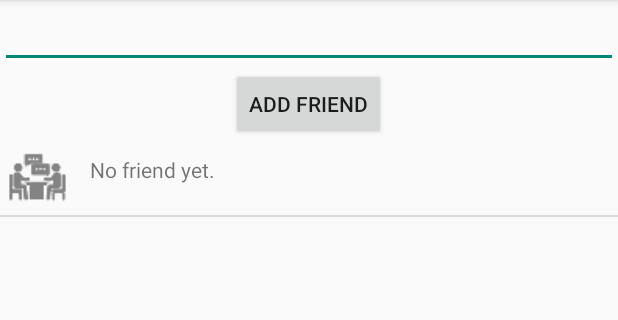
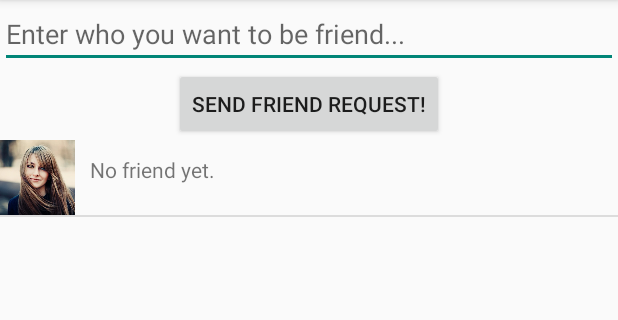
Before and after one commit to Dongee-W/SocialCalendar, an Android app: the fragment FriendPageFrag shown on its own in the app's theme, on a phone screen of 412 x 824 dp, the part 84-404 px from its top. Run offline under Robolectric (Android 15) with nearby library versions, the phone set to English and light mode, and no system bars.

Commit message:
Friend request OK.

```diff
--- a/app/src/main/res/layout/friend_page_layout.xml
+++ b/app/src/main/res/layout/friend_page_layout.xml
@@ -3,19 +3,20 @@
 <LinearLayout xmlns:android="http://schemas.android.com/apk/res/android"
               android:orientation="vertical" android:layout_width="match_parent"
               android:layout_height="match_parent">
-
     <EditText
         android:layout_width="match_parent"
         android:layout_height="wrap_content"
         android:id="@+id/friendID"
-        android:layout_gravity="center_horizontal" />
+        android:layout_gravity="center_horizontal"
+        android:hint="Enter who you want to be friend..."/>
 
     <Button
         android:layout_width="wrap_content"
         android:layout_height="wrap_content"
-        android:text="Add friend"
+        android:text="@string/send_friend_request"
         android:id="@+id/addFriend"
-        android:layout_gravity="center_horizontal" />
+        android:layout_gravity="center_horizontal"
+            />
 
     <ListView
         android:id="@+id/listview_friend"
--- /dev/null
+++ b/app/src/main/res/layout/list_item_friend.xml
@@ -0,0 +1,30 @@
+<?xml version="1.0" encoding="utf-8"?>
+<LinearLayout xmlns:android="http://schemas.android.com/apk/res/android"
+        android:layout_width="fill_parent"
+        android:layout_height="wrap_content"
+        android:orientation="horizontal">
+    <ImageView
+            android:id="@+id/image"
+            android:layout_width="50dip"
+            android:layout_height="50dip" android:src="@drawable/pi1" android:scaleType="centerCrop"
+            android:paddingLeft="5dp"/>
+    <LinearLayout
+            android:layout_width="match_parent"
+            android:layout_height="match_parent"
+            android:orientation="vertical"
+            android:paddingTop="10dp"
+            android:paddingLeft="10dp">
+        <TextView xmlns:android="http://schemas.android.com/apk/res/android"
+                  android:layout_width="wrap_content"
+                  android:layout_height="wrap_content" android:gravity="center_vertical"
+                  android:id="@+id/list_item_friend_main"/>
+        <TextView xmlns:android="http://schemas.android.com/apk/res/android"
+                  android:layout_width="wrap_content"
+                  android:layout_height="wrap_content" android:gravity="center_vertical"
+                  android:id="@+id/list_item_friend_subtitle"
+                  android:textSize="10dp"/>
+    </LinearLayout>
+
+
+
+</LinearLayout>
--- a/app/src/main/res/layout/main_page_layout.xml
+++ b/app/src/main/res/layout/main_page_layout.xml
@@ -2,7 +2,8 @@
 <!-- This is the fragment  to be displayed for a section associated with a tab -->
 <ScrollView xmlns:android="http://schemas.android.com/apk/res/android"
             android:layout_width="fill_parent"
-            android:layout_height="wrap_content" >
+            android:layout_height="wrap_content"
+            android:id="@+id/main_page_scrollview">
     <LinearLayout
 
             android:layout_width="fill_parent"
@@ -13,7 +14,7 @@
                 android:layout_width="match_parent"
                 android:layout_height="wrap_content"
                 xmlns:app="http://schemas.android.com/apk/res-auto"
-                android:paddingBottom="@dimen/abc_button_padding_horizontal_material"/>
+                android:focusableInTouchMode="true"/>
 
         <TextView
                 android:layout_width="wrap_content"
--- a/app/src/main/res/values/strings.xml
+++ b/app/src/main/res/values/strings.xml
@@ -6,5 +6,6 @@
     <string name="daily_detail">Daily Details</string>
     <string name="title_activity_login_register">LoginRegister</string>
     <string name="title_activity_event_form">EventForm</string>
+    <string name="send_friend_request">Send Friend Request!</string>
 
 </resources>
```
Also changed, not shown: app/src/main/java/com/coral/cute/socialcalendar/FriendPageFrag.java (+23 -26 lines), app/src/main/java/com/coral/cute/socialcalendar/MainPageFrag.java (+12 -24 lines), app/src/main/res/drawable/pi1.jpg (added).
